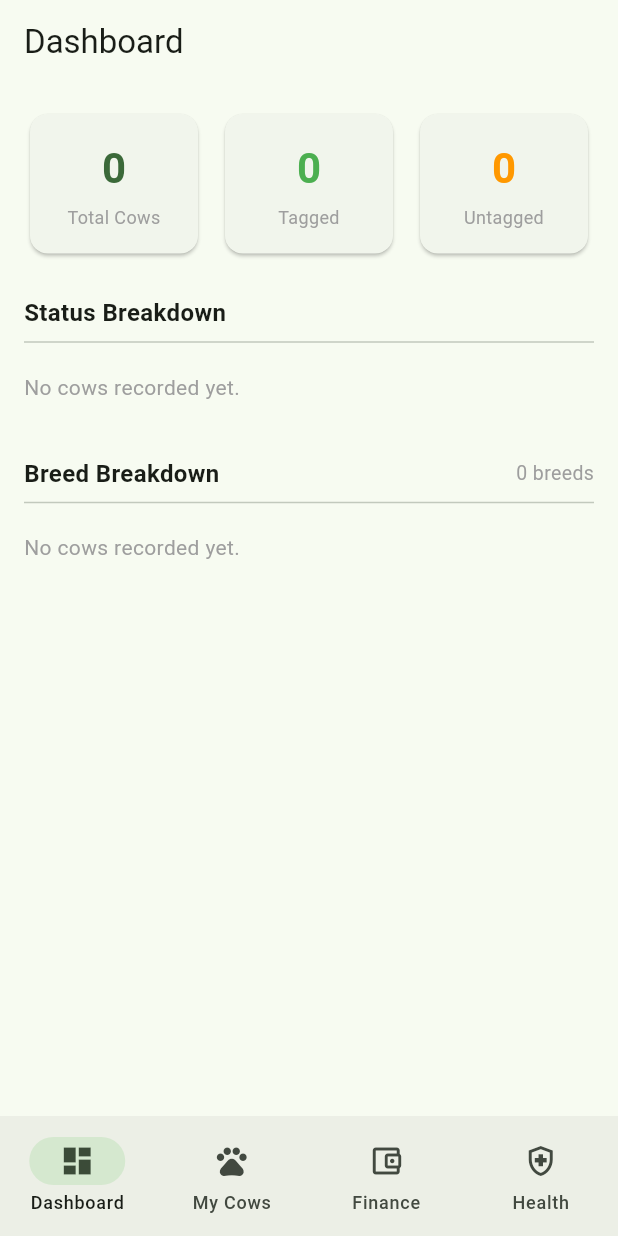
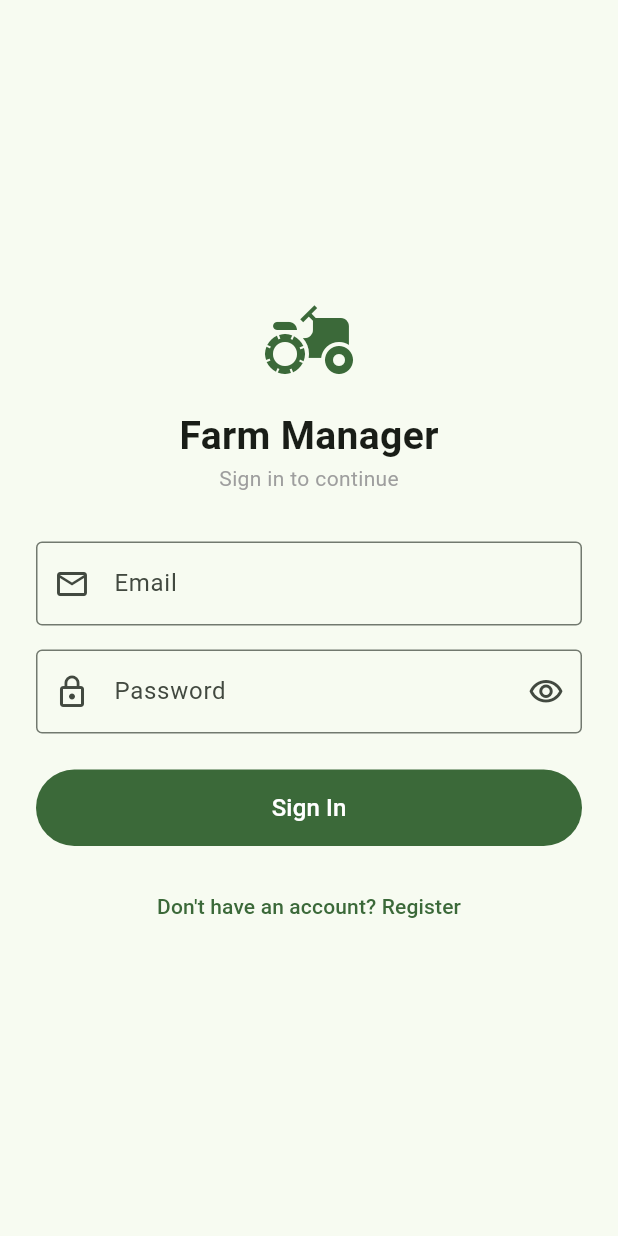
Before and after one commit to Emma-Ssali/MyCOW, a Flutter app: the screen it shows after launch, on a phone screen of 412 x 824 dp. Run offline on Flutter 3.47's test engine with Material 3 defaults, Android fonts, the light colour scheme and no system bars; our stand-ins replace connectivity_plus, image_picker, isar, supabase_flutter; accounts and stored records are empty; generated files the repository leaves out were written again.

Commit message:
Add auth: login, register, AuthGate — Supabase email auth working

```diff
--- a/lib/main.dart
+++ b/lib/main.dart
@@ -14,6 +14,7 @@ import 'models/breeding_record.dart';
 import 'models/milk_production.dart';
 import 'models/weight_record.dart';
 import 'services/sync_service.dart';
+import 'screens/login_screen.dart';
 
 late Isar isar;
 
@@ -56,7 +57,8 @@ class FarmApp extends StatelessWidget {
         colorScheme: ColorScheme.fromSeed(seedColor: Colors.green),
         useMaterial3: true,
       ),
-      home: const MainNavigation(),
+//      home: const MainNavigation(),
+      home: const AuthGate(),
     );
   }
 }
@@ -114,3 +116,25 @@ class _MainNavigationState extends State<MainNavigation> {
     );
   }
 }
+
+/// Decides whether to show the login screen or the main app,
+/// based on current Supabase auth state. Also listens for
+/// sign-in/sign-out events to react automatically.
+class AuthGate extends StatelessWidget {
+  const AuthGate({super.key});
+
+  @override
+  Widget build(BuildContext context) {
+    return StreamBuilder<AuthState>(
+      stream: Supabase.instance.client.auth.onAuthStateChange,
+      builder: (context, snapshot) {
+        final session = Supabase.instance.client.auth.currentSession;
+
+        if (session != null) {
+          return const MainNavigation();
+        }
+        return const LoginScreen();
+      },
+    );
+  }
+}
--- /dev/null
+++ b/lib/screens/login_screen.dart
@@ -0,0 +1,193 @@
+import 'package:flutter/material.dart';
+import 'package:supabase_flutter/supabase_flutter.dart';
+import 'register_screen.dart';
+import '../main.dart';
+
+/// Login screen — email/password authentication via Supabase.
+class LoginScreen extends StatefulWidget {
+  const LoginScreen({super.key});
+
+  @override
+  State<LoginScreen> createState() => _LoginScreenState();
+}
+
+class _LoginScreenState extends State<LoginScreen> {
+  final _formKey = GlobalKey<FormState>();
+  final _emailController = TextEditingController();
+  final _passwordController = TextEditingController();
+
+  bool _loading = false;
+  String? _errorMessage;
+  bool _obscurePassword = true;
+
+  @override
+  void dispose() {
+    _emailController.dispose();
+    _passwordController.dispose();
+    super.dispose();
+  }
+
+  Future<void> _login() async {
+    if (!_formKey.currentState!.validate()) return;
+
+    setState(() {
+      _loading = true;
+      _errorMessage = null;
+    });
+
+    try {
+      await Supabase.instance.client.auth.signInWithPassword(
+        email: _emailController.text.trim(),
+        password: _passwordController.text,
+      );
+
+      if (mounted) {
+        // Navigate to the main app, replacing the login screen
+        // so the user can't go "back" to it.
+        Navigator.pushReplacement(
+          context,
+          MaterialPageRoute(builder: (context) => const MainNavigation()),
+        );
+      }
+    } on AuthException catch (e) {
+      setState(() => _errorMessage = e.message);
+    } catch (e) {
+      setState(() => _errorMessage = 'Something went wrong. Please try again.');
+    } finally {
+      if (mounted) setState(() => _loading = false);
+    }
+  }
+
+  @override
+  Widget build(BuildContext context) {
+    return Scaffold(
+      body: SafeArea(
+        child: Center(
+          child: SingleChildScrollView(
+            padding: const EdgeInsets.all(24),
+            child: Form(
+              key: _formKey,
+              child: Column(
+                mainAxisAlignment: MainAxisAlignment.center,
+                children: [
+                  // App branding.
+                  Icon(
+                    Icons.agriculture,
+                    size: 64,
+                    color: Theme.of(context).colorScheme.primary,
+                  ),
+                  const SizedBox(height: 12),
+                  const Text(
+                    'Farm Manager',
+                    style: TextStyle(
+                        fontSize: 26, fontWeight: FontWeight.bold),
+                  ),
+                  const Text(
+                    'Sign in to continue',
+                    style: TextStyle(fontSize: 14, color: Colors.grey),
+                  ),
+                  const SizedBox(height: 32),
+
+                  // Error message banner.
+                  if (_errorMessage != null) ...[
+                    Container(
+                      width: double.infinity,
+                      padding: const EdgeInsets.all(12),
+                      decoration: BoxDecoration(
+                        color: Colors.red.withValues(alpha: 0.1),
+                        borderRadius: BorderRadius.circular(8),
+                      ),
+                      child: Text(
+                        _errorMessage!,
+                        style: const TextStyle(
+                            color: Colors.red, fontSize: 13),
+                      ),
+                    ),
+                    const SizedBox(height: 16),
+                  ],
+
+                  // Email field.
+                  TextFormField(
+                    controller: _emailController,
+                    keyboardType: TextInputType.emailAddress,
+                    decoration: const InputDecoration(
+                      labelText: 'Email',
+                      prefixIcon: Icon(Icons.email_outlined),
+                      border: OutlineInputBorder(),
+                    ),
+                    validator: (value) {
+                      if (value == null || value.trim().isEmpty) {
+                        return 'Please enter your email';
+                      }
+                      if (!value.contains('@')) {
+                        return 'Please enter a valid email';
+                      }
+                      return null;
+                    },
+                  ),
+                  const SizedBox(height: 16),
+
+                  // Password field.
+                  TextFormField(
+                    controller: _passwordController,
+                    obscureText: _obscurePassword,
+                    decoration: InputDecoration(
+                      labelText: 'Password',
+                      prefixIcon: const Icon(Icons.lock_outline),
+                      suffixIcon: IconButton(
+                        icon: Icon(_obscurePassword
+                            ? Icons.visibility_outlined
+                            : Icons.visibility_off_outlined),
+                        onPressed: () => setState(
+                            () => _obscurePassword = !_obscurePassword),
+                      ),
+                      border: const OutlineInputBorder(),
+                    ),
+                    validator: (value) {
+                      if (value == null || value.isEmpty) {
+                        return 'Please enter your password';
+                      }
+                      return null;
+                    },
+                  ),
+                  const SizedBox(height: 24),
+
+                  // Login button.
+                  FilledButton(
+                    onPressed: _loading ? null : _login,
+                    style: FilledButton.styleFrom(
+                      padding: const EdgeInsets.symmetric(vertical: 14),
+                      minimumSize: const Size(double.infinity, 0),
+                    ),
+                    child: _loading
+                        ? const SizedBox(
+                            height: 20,
+                            width: 20,
+                            child: CircularProgressIndicator(
+                                strokeWidth: 2, color: Colors.white),
+                          )
+                        : const Text('Sign In',
+                            style: TextStyle(fontSize: 16)),
+                  ),
+                  const SizedBox(height: 16),
+
+                  // Link to register screen.
+                  TextButton(
+                    onPressed: () {
+                      Navigator.push(
+                        context,
+                        MaterialPageRoute(
+                            builder: (context) => const RegisterScreen()),
+                      );
+                    },
+                    child: const Text("Don't have an account? Register"),
+                  ),
+                ],
+              ),
+            ),
+          ),
+        ),
+      ),
+    );
+  }
+}
```
Also changed, not shown: lib/screens/register_screen.dart (added, +216 -0 lines).
